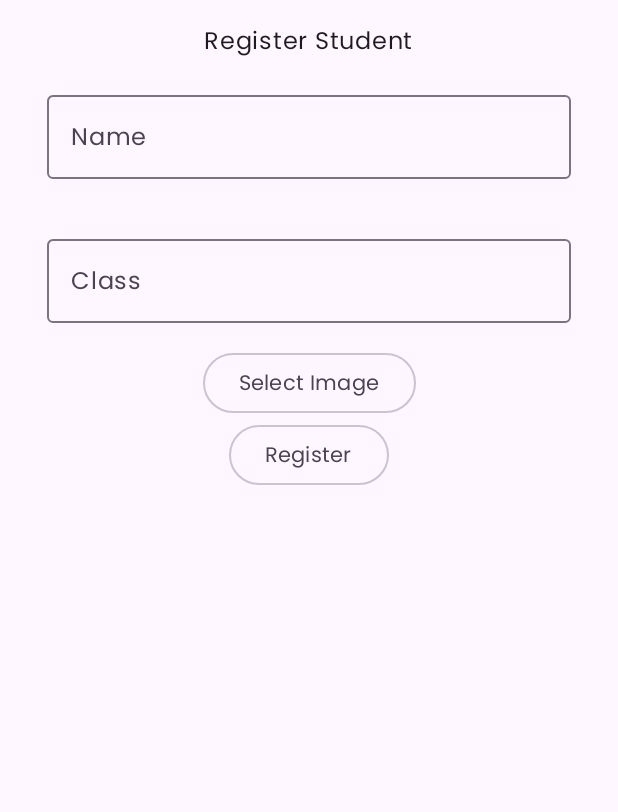
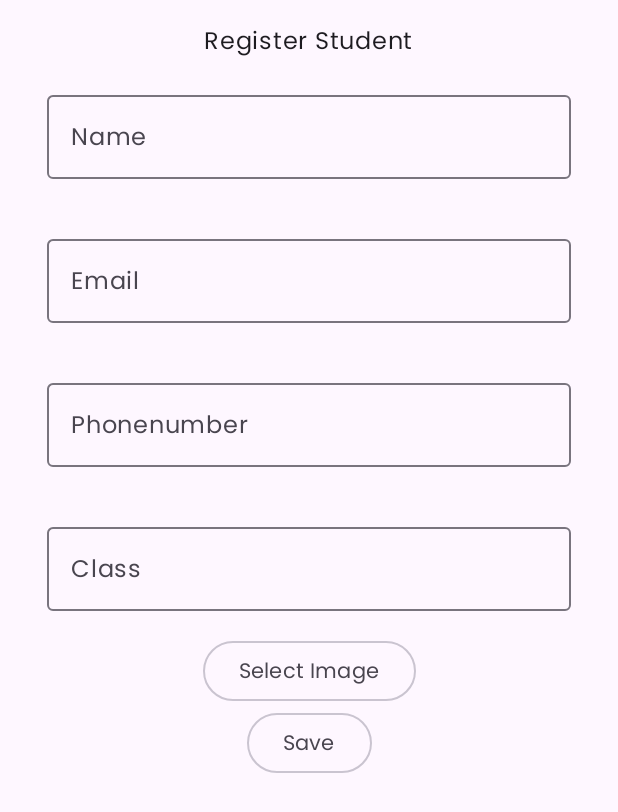
Before and after one commit to Griffinngugi/Griffo-MVVM, an Android app built with Jetpack Compose: the composable AddStudents shown on its own in the app's theme, on a phone screen of 412 x 824 dp. Shown: the top 812 px of the screen. Run offline under Robolectric (Android 15) with nearby library versions, the phone set to English and light mode, and no system bars; our stand-ins replace Firebase (no records; nobody signed in at launch, a user with empty details on screens opened directly); pictures from the network do not load.

Commit message:
Griffo-MVVM2

```diff
--- a/app/build.gradle
+++ b/app/build.gradle
@@ -43,6 +43,7 @@ android {
 }
 
 dependencies {
+    implementation 'android.compose.runtime:runtime-livedata:1.0.0-beta01'
     implementation("io.coil-kt:coil-compose:2.2.2")
 //    implementation("io.coil-kt:coil:1.4.0")
     implementation "androidx.core:core-ktx:1.12.0"
--- a/app/src/main/java/net/ezra/MainActivity.kt
+++ b/app/src/main/java/net/ezra/MainActivity.kt
@@ -1,17 +1,21 @@
 package net.ezra
 
 import android.os.Bundle
+import android.view.WindowManager
 import androidx.activity.compose.setContent
 import androidx.appcompat.app.AppCompatActivity
 import com.google.firebase.FirebaseApp
+import com.google.firebase.firestore.FirebaseFirestore
 import net.ezra.navigation.AppNavHost
 import net.ezra.ui.theme.AppTheme
 
 class MainActivity : AppCompatActivity() {
 
     override fun onCreate(savedInstanceState: Bundle?) {
+        window.setSoftInputMode(WindowManager.LayoutParams.SOFT_INPUT_ADJUST_RESIZE)
         super.onCreate(savedInstanceState)
         FirebaseApp.initializeApp(this)
+        FirebaseFirestore.getInstance()
         setContent {
             AppNavHost()
         }
--- a/app/src/main/java/net/ezra/navigation/Routes.kt
+++ b/app/src/main/java/net/ezra/navigation/Routes.kt
@@ -12,3 +12,4 @@ const val ROUTE_PRODUCTS = "products"
 const val ROUTE_EVENING = "evening"
 const val ROUTE_ADD_STUDENTS = "add_students"
 const val ROUTE_SPLASH = "splash"
+const val ROUTE_STUDENTLIST = "studentlist"
--- a/app/src/main/java/net/ezra/ui/home/HomeScreen.kt
+++ b/app/src/main/java/net/ezra/ui/home/HomeScreen.kt
@@ -1,4 +1,6 @@
 package net.ezra.ui.home
+
+
 
 import androidx.compose.foundation.clickable
 import androidx.compose.foundation.layout.*
--- a/app/src/main/java/net/ezra/ui/students/AddStudent.kt
+++ b/app/src/main/java/net/ezra/ui/students/AddStudent.kt
@@ -6,8 +6,10 @@ import androidx.activity.compose.rememberLauncherForActivityResult
 import androidx.activity.result.PickVisualMediaRequest
 import androidx.activity.result.contract.ActivityResultContracts
 import androidx.compose.foundation.Image
+import androidx.compose.foundation.background
 import androidx.compose.foundation.border
 import androidx.compose.foundation.layout.*
+import androidx.compose.foundation.lazy.LazyColumn
 import androidx.compose.material3.OutlinedButton
 import androidx.compose.material3.OutlinedTextField
 import androidx.compose.material3.Text
@@ -22,10 +24,12 @@ import androidx.compose.ui.Modifier
 import androidx.compose.ui.graphics.Color
 import androidx.compose.ui.layout.ContentScale
 import androidx.compose.ui.platform.LocalContext
+
 import androidx.compose.ui.tooling.preview.Preview
 import androidx.compose.ui.unit.dp
 import androidx.navigation.NavHostController
 import androidx.navigation.compose.rememberNavController
+import coil.compose.AsyncImage
 import coil.compose.rememberAsyncImagePainter
 
 import coil.request.ImageRequest
@@ -38,18 +42,50 @@ import java.util.UUID
 @Composable
 fun AddStudents(navController: NavHostController) {
 
+LazyColumn {
+    item {
+
+        Box(
+
+            modifier = Modifier
+                .fillMaxSize(),
+
+
+            )
+        {
+
+
+            coil.compose.AsyncImage(
+                model = "https:images.freeimages.com/images/large-previews/c31/colors-1383652.jpg?fmt=webp&w=500",
+                contentDescription = null
+            )
+
+
+        }
+
+
+
 
         Column(
 
-        modifier = Modifier.padding(15.dp),
+            modifier = Modifier
+                .padding(15.dp)
+                .fillMaxSize(),
 
-        horizontalAlignment = Alignment.CenterHorizontally
-    ){
+
+            horizontalAlignment = Alignment.CenterHorizontally,
+
+
+            )
+
+
+        {
 
             Text(text = "Register Student")
 
             var photoUri: Uri? by remember { mutableStateOf(null) }
-        val launcher = rememberLauncherForActivityResult(ActivityResultContracts.PickVisualMedia()) { uri ->
+            val launcher =
+                rememberLauncherForActivityResult(ActivityResultContracts.PickVisualMedia()) { uri ->
                     photoUri = uri
                 }
 
@@ -57,11 +93,23 @@ fun AddStudents(navController: NavHostController) {
                 mutableStateOf("")
             }
 
+            var studentEmail by rememberSaveable {
+                mutableStateOf("")
+            }
+
+            var studentPhonenumber by rememberSaveable {
+                mutableStateOf("")
+            }
+
             var studentClass by rememberSaveable {
                 mutableStateOf("")
             }
 
-
+//
+//            AsyncImage(
+//                model = "https://images.freeimages.com/image/previews/d28/soccer-champion-logo-maker-5691602.jpg?fmt=webp&w=500",
+//                contentDescription = null
+//            )
 
 
             OutlinedTextField(
@@ -74,13 +122,33 @@ fun AddStudents(navController: NavHostController) {
             )
 
             OutlinedTextField(
-            value = studentClass,
-            onValueChange = { studentClass= it },
+                value = studentEmail,
+                onValueChange = { studentEmail = it },
+                label = { Text(text = "Email") },
+                modifier = Modifier
+                    .padding(16.dp)
+                    .fillMaxWidth()
+            )
+
+            OutlinedTextField(
+                value = studentPhonenumber,
+                onValueChange = { studentPhonenumber = it },
+                label = { Text(text = "Phonenumber") },
+                modifier = Modifier
+                    .padding(16.dp)
+                    .fillMaxWidth()
+            )
+
+            OutlinedTextField(
+                value = studentPhonenumber,
+                onValueChange = { studentClass = it },
                 label = { Text(text = "Class") },
                 modifier = Modifier
                     .padding(16.dp)
                     .fillMaxWidth()
             )
+
+
 
 
 
@@ -126,32 +194,32 @@ fun AddStudents(navController: NavHostController) {
 
 
             OutlinedButton(onClick = {
-            photoUri?.let { uploadImageToFirebaseStorage(it, studentName, studentClass) }
+                photoUri?.let {
+                    uploadImageToFirebaseStorage(
+                        it,
+                        studentName,
+                        studentEmail,
+                        studentPhonenumber,
+                        studentClass,
+                    )
+                }
 
             }) {
 
-            Text(text = "Register")
+                Text(text = "Save")
 
 
             }
 
 
-
-
-
-
-
-
-
-
-
         }
-
+    }
+}
 }
 
 
 
-fun uploadImageToFirebaseStorage(imageUri: Uri, studentName: String, studentClass: String) {
+fun uploadImageToFirebaseStorage(imageUri: Uri, studentName: String, studentEmail: String, studentPhonenumber: String, studentClass: String) {
     val storageRef = FirebaseStorage.getInstance().reference
     val imageRef = storageRef.child("images/${UUID.randomUUID()}")
 
@@ -166,7 +234,7 @@ fun uploadImageToFirebaseStorage(imageUri: Uri, studentName: String, studentClas
     }.addOnCompleteListener { task ->
         if (task.isSuccessful) {
             val downloadUri = task.result
-            saveToFirestore(downloadUri.toString(), studentName, studentClass)
+            saveToFirestore(downloadUri.toString(), studentName, studentEmail, studentPhonenumber, studentClass)
         } else {
 
 
@@ -174,12 +242,14 @@ fun uploadImageToFirebaseStorage(imageUri: Uri, studentName: String, studentClas
     }
 }
 
-fun saveToFirestore(imageUrl: String, studentName: String, studentClass: String) {
+fun saveToFirestore(imageUrl: String, studentName: String, studentEmail: String, studentPhonenumber: String, studentClass: String) {
     val db = Firebase.firestore
     val imageInfo = hashMapOf(
         "imageUrl" to imageUrl,
         "studentName" to studentName,
-        "studentClass" to studentClass,
+        "studentEmail" to studentEmail,
+        "studentPhonenumber" to studentPhonenumber,
+        "studentClass" to studentClass
 
 
 
@@ -193,9 +263,10 @@ fun saveToFirestore(imageUrl: String, studentName: String, studentClass: String)
         .addOnSuccessListener {
 
 
+        }
+        .addOnFailureListener{
 
-        }
-        .addOnFailureListener {
+
             // Handle error
         }
 }
```
Also changed, not shown: app/src/main/java/net/ezra/navigation/AppNavHost.kt (+7 -0 lines), app/src/main/java/net/ezra/ui/Splash.kt (+11 -5 lines), app/src/main/java/net/ezra/ui/students/student list.kt (added, +166 -0 lines). Lines whose indentation alone changed are shown as unchanged.
